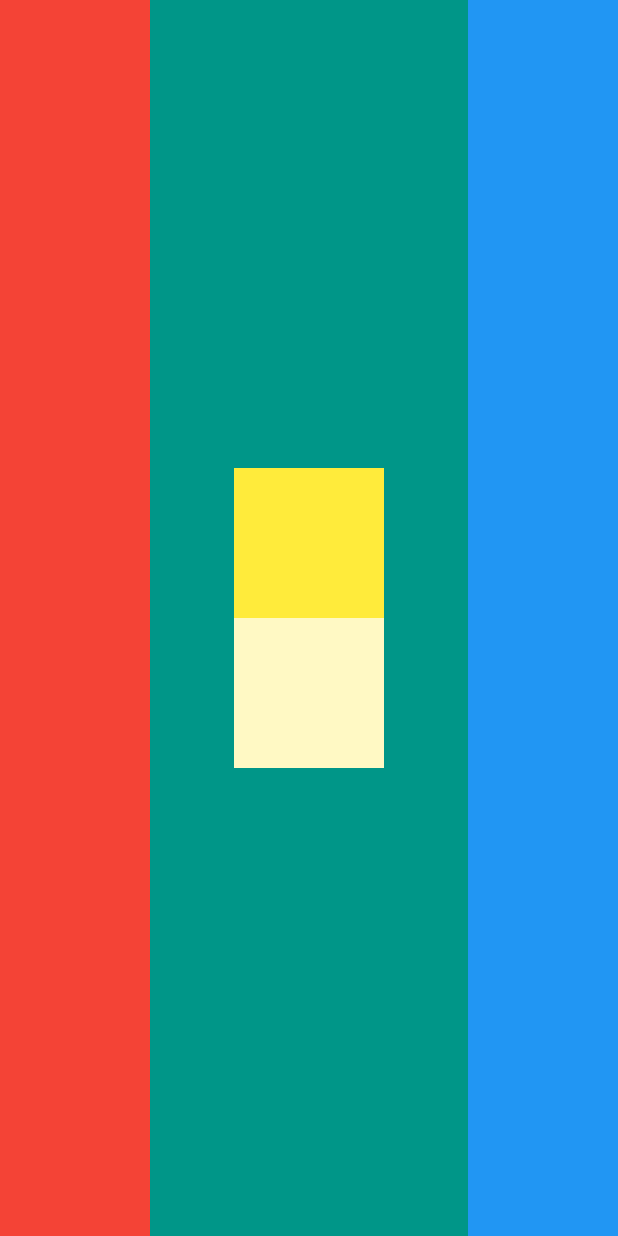
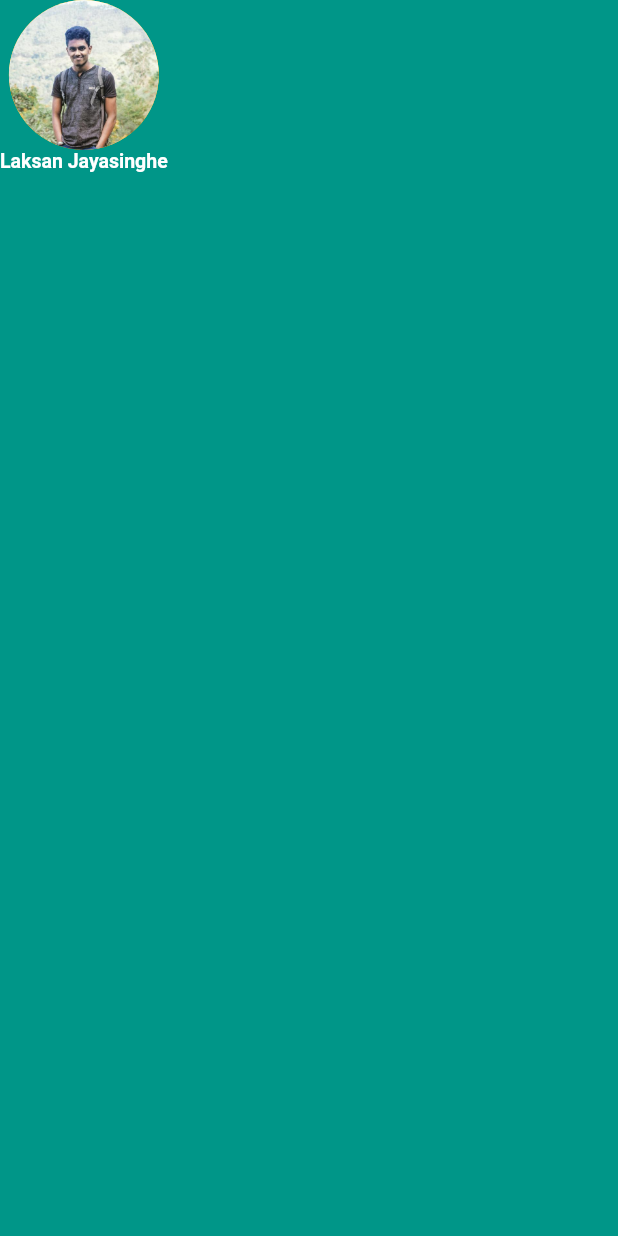
Before and after one commit to londonappbrewery/mi_card_flutter, a Flutter app: the screen it shows after launch, on a phone screen of 412 x 824 dp. Run offline on Flutter 3.47's test engine with Material 2 defaults, Android fonts, the phone set to English and light mode, and no system bars.

Commit message:
name card

```diff
--- a/lib/main.dart
+++ b/lib/main.dart
@@ -11,34 +11,22 @@ class MyApp extends StatelessWidget {
       home: Scaffold(
         backgroundColor: Colors.teal,
         body: SafeArea(
-          child: Row(
-            mainAxisAlignment: MainAxisAlignment.spaceBetween,
-            children: [
-              Container(
-                width: 100.0,
-                height: double.infinity,
-                color: Colors.red,
-              ),
-              Column(mainAxisAlignment: MainAxisAlignment.center, children: [
-                Container(
-                  width: 100.0,
-                  height: 100.0,
-                  color: Colors.yellow,
-                ),
-                Container(
-                  width: 100.0,
-                  height: 100.0,
-                  color: Colors.yellow[100],
-                ),
-              ]),
-              Container(
-                width: 100.0,
-                height: double.infinity,
-                color: Colors.blue,
-              ),
-            ],
-          ),
-        ),
+            child: Column(
+          children: [
+            CircleAvatar(
+              radius: 50,
+              backgroundColor: Colors.amber,
+              backgroundImage: AssetImage("images/me.jpg"),
+            ),
+            Text(
+              "Laksan Jayasinghe",
+              style: TextStyle(
+                  fontSize: 13,
+                  color: Colors.white,
+                  fontWeight: FontWeight.bold),
+            )
+          ],
+        )),
       ),
     );
   }
--- a/pubspec.yaml
+++ b/pubspec.yaml
@@ -37,9 +37,8 @@ flutter:
   uses-material-design: true
 
   # To add assets to your application, add an assets section, like this:
-  # assets:
-  #  - images/a_dot_burr.jpeg
-  #  - images/a_dot_ham.jpeg
+  assets:
+    - images/me.jpg
 
   # An image asset can refer to one or more resolution-specific "variants", see
   # https://flutter.io/assets-and-images/#resolution-aware.
```
Also changed, not shown: images/me.jpg (added).
